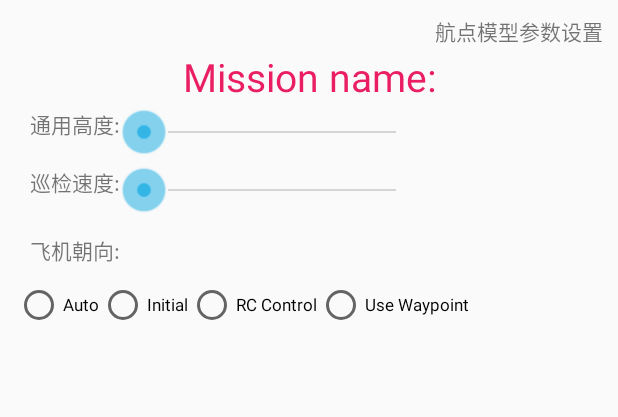
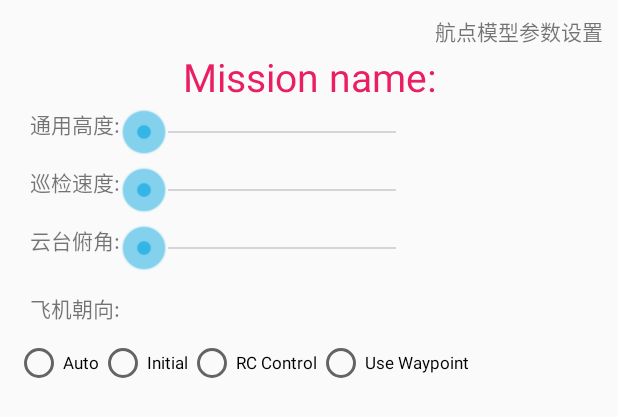
Before and after one commit to BoboLBZ/UAV-Solar, an Android app: the layout dialog_multipoints_setting.xml on its own in the app's theme, with its tools: preview values and no code run, on a phone screen of 412 x 824 dp. Shown: the top 417 px of the screen. Run offline under Robolectric (Android 15) with nearby library versions, the phone set to English and light mode, and no system bars.

Commit message:
slope model.

```diff
--- a/app/src/main/res/layout/dialog_multipoints_setting.xml
+++ b/app/src/main/res/layout/dialog_multipoints_setting.xml
@@ -80,6 +80,31 @@
             android:layout_height="wrap_content" />
     </LinearLayout>
 
+    <LinearLayout
+        android:layout_width="match_parent"
+        android:layout_height="wrap_content"
+        android:layout_marginBottom="3dp"
+        android:layout_marginLeft="10dp"
+        android:layout_marginRight="10dp"
+        android:layout_marginTop="3dp"
+        android:orientation="horizontal">
+
+        <TextView
+            android:layout_width="wrap_content"
+            android:layout_height="wrap_content"
+            android:text="云台俯角:" />
+
+        <SeekBar
+            android:id="@+id/pitch"
+            style="@android:style/Widget.Holo.SeekBar"
+            android:layout_width="200dp"
+            android:layout_height="wrap_content" />
+
+        <TextView
+            android:id="@+id/pitch_text"
+            android:layout_width="wrap_content"
+            android:layout_height="wrap_content" />
+    </LinearLayout>
 
     <LinearLayout
         android:layout_width="match_parent"
--- a/app/src/main/res/values/colors.xml
+++ b/app/src/main/res/values/colors.xml
@@ -20,8 +20,10 @@
     <color name="pink">#e91e63</color>
     <color name="pink_pressed">#ec407a</color>
     <color name="fillColor">#4Dec407a</color>
+    <color name="fillColorSlope">#4d85e459</color>
     <color name="blue_semi_transparent">#805677fc</color>
     <color name="blue_semi_transparent_pressed">#80738ffe</color>
     <color name="blue_gv_background">#3498DB</color>
     <color name="my_item_background">#3498DB</color>
+    <color name="baseline">#E51815</color>
 </resources>
```
Also changed, not shown: app/src/main/res/layout/dialog_flatland_setting.xml (+23 -1 lines).
